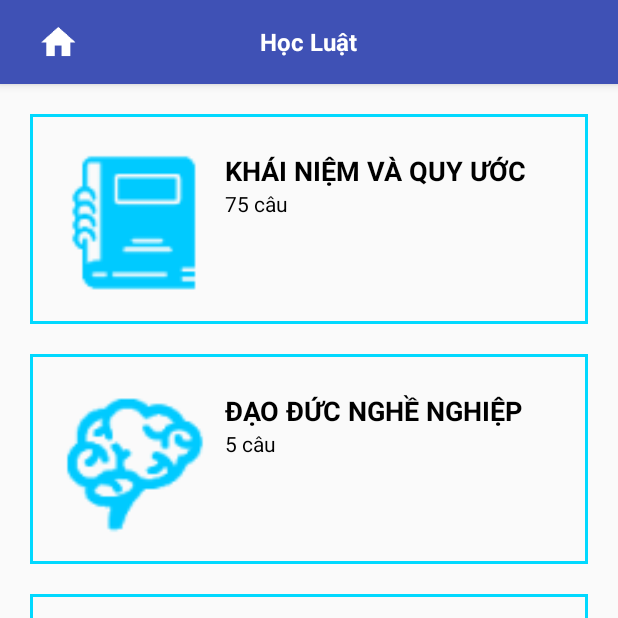
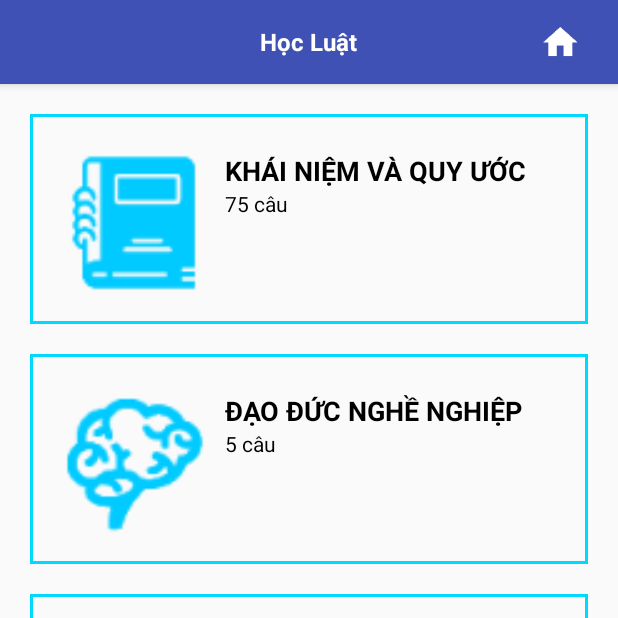
Before and after one commit to DuyTh4i/PRM391, an Android app: the LearningActivity screen opened directly, with no data from a screen before it, on a phone screen of 412 x 824 dp, the top half of it. Run offline under Robolectric (Android 15) with nearby library versions, the phone set to English and light mode, and no system bars.

Commit message:
edit design

```diff
--- a/app/src/main/java/PRM391/getDriverLicense/activities/ContestWelcome.java
+++ b/app/src/main/java/PRM391/getDriverLicense/activities/ContestWelcome.java
@@ -36,16 +36,12 @@ public class ContestWelcome extends AppCompatActivity {
     // Tùy chỉnh ActionBar
     private void customActibar() {
         ActionBar mActionBar = getSupportActionBar();
-        mActionBar.setDisplayShowHomeEnabled(false);
-        mActionBar.setDisplayShowTitleEnabled(false);
         LayoutInflater mInflater = LayoutInflater.from(this);
 
         View mCustomView = mInflater.inflate(R.layout.custom_actionbar, null);
         TextView mTitleTextView = (TextView) mCustomView.findViewById(R.id.title_text);
         mTitleTextView.setText("Quá trình thi");
         ImageButton imgbHome = (ImageButton) mCustomView.findViewById(R.id.actionbar_btnHome);
-        ImageButton imgSearch = (ImageButton) mCustomView.findViewById(R.id.actionbar_btnSearch);
-        imgSearch.setVisibility(View.INVISIBLE); // Ẩn nút tìm kiếm
         imgbHome.setOnClickListener(new View.OnClickListener() {
             @Override
             public void onClick(View v) {
--- a/app/src/main/java/PRM391/getDriverLicense/activities/LearningActivity.java
+++ b/app/src/main/java/PRM391/getDriverLicense/activities/LearningActivity.java
@@ -26,8 +26,6 @@ public class LearningActivity extends AppCompatActivity implements View.OnClickL
     // Tùy chỉnh ActionBar
     private void customActibar() {
         ActionBar mActionBar = getSupportActionBar();
-        mActionBar.setDisplayShowHomeEnabled(false);
-        mActionBar.setDisplayShowTitleEnabled(false);
         LayoutInflater mInflater = LayoutInflater.from(this);
 
         View mCustomView = mInflater.inflate(R.layout.custom_actionbar, null);
--- a/app/src/main/res/layout/custom_actionbar.xml
+++ b/app/src/main/res/layout/custom_actionbar.xml
@@ -19,17 +19,10 @@
         android:id="@+id/actionbar_btnHome"
         android:layout_width="45dp"
         android:layout_height="45dp"
+        android:layout_alignParentRight="true"
         android:layout_centerVertical="true"
         android:background="@null"
         app:srcCompat="@mipmap/ic_home_white_36dp" />
 
-    <ImageButton
-        android:id="@+id/actionbar_btnSearch"
-        android:layout_width="45dp"
-        android:layout_height="45dp"
-        android:layout_alignParentRight="true"
-        android:layout_centerVertical="true"
-        android:background="@null"
-        android:visibility="invisible"
-        app:srcCompat="@mipmap/ic_search_white_36dp" />
+
 </RelativeLayout>
```
